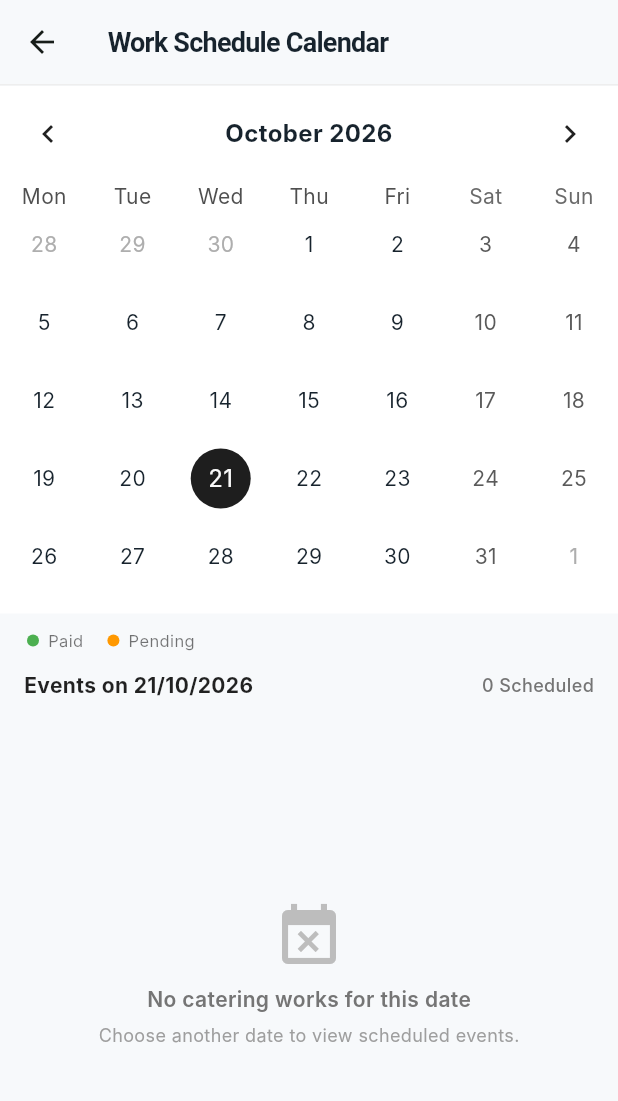
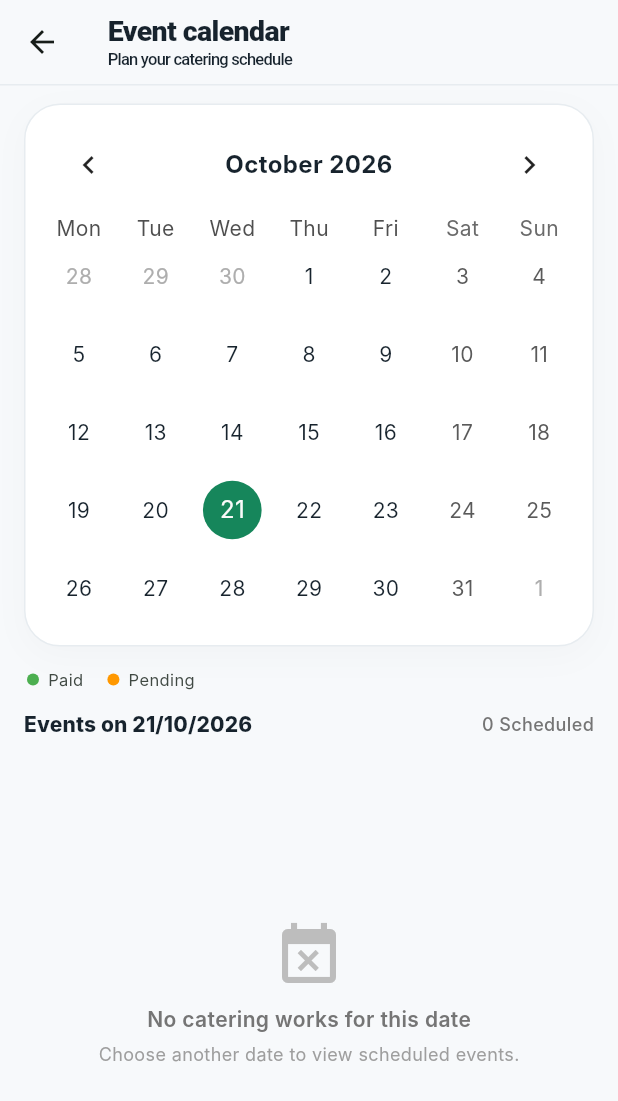
Before and after one commit to jasmalll/CaterPro-Web, a Flutter app: the screen it shows after launch, after a tap on the "calendar month" icon, on a phone screen of 412 x 824 dp. Shown: the top 1101 px of the screen. Run offline on Flutter 3.47's test engine with Material 3 defaults, Android fonts, the phone set to English and light mode, and no system bars; drawn by our look-alikes of table_calendar; our stand-ins replace file_picker, flutter_local_notifications, hive_flutter, pdf, printing, share_plus and 1 more; accounts and stored records are empty; Roboto replaces fonts that are missing (Inter).

Commit message:
Refresh all CaterPro pages with premium UI

```diff
--- a/lib/screens/calendar_page.dart
+++ b/lib/screens/calendar_page.dart
@@ -33,23 +33,33 @@ class _CalendarPageState extends State<CalendarPage> {
     return Scaffold(
       backgroundColor: Theme.of(context).scaffoldBackgroundColor,
       appBar: AppBar(
-        title: const Text(
-          'Work Schedule Calendar',
-          style: TextStyle(fontWeight: FontWeight.bold, fontSize: 18),
+        title: const Column(
+          crossAxisAlignment: CrossAxisAlignment.start,
+          children: [
+            Text('Event calendar', style: TextStyle(fontWeight: FontWeight.w800, fontSize: 19, letterSpacing: -0.4)),
+            SizedBox(height: 2),
+            Text('Plan your catering schedule', style: TextStyle(fontWeight: FontWeight.w500, fontSize: 11)),
+          ],
         ),
         backgroundColor: Theme.of(context).scaffoldBackgroundColor,
         foregroundColor: Theme.of(context).colorScheme.onSurface,
         elevation: 0,
         bottom: PreferredSize(
           preferredSize: const Size.fromHeight(1),
-          child: Container(color: Colors.grey.shade200, height: 1),
+          child: Container(color: Theme.of(context).dividerColor, height: 1),
         ),
       ),
       body: Column(
         children: [
           Container(
-            color: Theme.of(context).cardColor,
-            padding: const EdgeInsets.only(bottom: 12),
+            margin: const EdgeInsets.fromLTRB(16, 12, 16, 4),
+            padding: const EdgeInsets.fromLTRB(10, 8, 10, 12),
+            decoration: BoxDecoration(
+              color: Theme.of(context).cardColor,
+              borderRadius: BorderRadius.circular(24),
+              border: Border.all(color: Theme.of(context).dividerColor),
+              boxShadow: [BoxShadow(color: Colors.black.withOpacity(Theme.of(context).brightness == Brightness.dark ? 0 : 0.025), blurRadius: 18, offset: const Offset(0, 6))],
+            ),
             child: TableCalendar(
               firstDay: DateTime.utc(2025, 1, 1),
               lastDay: DateTime.utc(2030, 12, 31),
@@ -64,16 +74,16 @@ class _CalendarPageState extends State<CalendarPage> {
               ),
               calendarStyle: CalendarStyle(
                 todayDecoration: BoxDecoration(
-                  color: Colors.grey.shade300,
+                  color: Theme.of(context).colorScheme.primary.withOpacity(0.12),
                   shape: BoxShape.circle,
                 ),
-                todayTextStyle: const TextStyle(color: Colors.black, fontWeight: FontWeight.bold),
-                selectedDecoration: const BoxDecoration(
-                  color: Color(0xFF1E1E1E),
+                todayTextStyle: TextStyle(color: Theme.of(context).colorScheme.primary, fontWeight: FontWeight.bold),
+                selectedDecoration: BoxDecoration(
+                  color: Theme.of(context).colorScheme.primary,
                   shape: BoxShape.circle,
                 ),
                 markerDecoration: const BoxDecoration(
-                  color: Colors.orange,
+                  color: const Color(0xFFD99A35),
                   shape: BoxShape.circle,
                 ),
               ),
@@ -94,11 +104,11 @@ class _CalendarPageState extends State<CalendarPage> {
               children: [
                 Container(width: 8, height: 8, decoration: const BoxDecoration(color: Colors.green, shape: BoxShape.circle)),
                 const SizedBox(width: 6),
-                const Text('Paid', style: TextStyle(fontSize: 11, color: Colors.black54)),
+                Text('Paid', style: TextStyle(fontSize: 11, color: Theme.of(context).colorScheme.onSurfaceVariant)),
                 const SizedBox(width: 16),
                 Container(width: 8, height: 8, decoration: const BoxDecoration(color: Colors.orange, shape: BoxShape.circle)),
                 const SizedBox(width: 6),
-                const Text('Pending', style: TextStyle(fontSize: 11, color: Colors.black54)),
+                Text('Pending', style: TextStyle(fontSize: 11, color: Theme.of(context).colorScheme.onSurfaceVariant)),
               ],
             ),
           ),
@@ -110,7 +120,7 @@ class _CalendarPageState extends State<CalendarPage> {
               children: [
                 Text(
                   'Events on ${_selectedDay?.day ?? ""}/${_selectedDay?.month ?? ""}/${_selectedDay?.year ?? ""}',
-                  style: const TextStyle(fontSize: 14, fontWeight: FontWeight.bold, color: Colors.black87),
+                  style: Theme.of(context).textTheme.titleSmall?.copyWith(fontSize: 14, fontWeight: FontWeight.w800),
                 ),
                 Text(
                   '${selectedWorks.length} Scheduled',
@@ -144,17 +154,17 @@ class _CalendarPageState extends State<CalendarPage> {
                         decoration: BoxDecoration(
                           color: Theme.of(context).cardColor,
                           borderRadius: BorderRadius.circular(18),
-                          border: Border.all(color: const Color(0xFFE8EAEE)),
+                          border: Border.all(color: Theme.of(context).dividerColor),
                         ),
                         child: Row(
                           children: [
                             Container(
                               padding: const EdgeInsets.all(8),
                               decoration: BoxDecoration(
-                                color: Colors.grey.shade100,
+                                color: Theme.of(context).colorScheme.primary.withOpacity(0.09),
                                 shape: BoxShape.circle,
                               ),
-                              child: const Icon(Icons.outdoor_grill_outlined, size: 18),
+                              child: Icon(Icons.outdoor_grill_outlined, size: 18, color: Theme.of(context).colorScheme.primary),
                             ),
                             const SizedBox(width: 12),
                             Expanded(
@@ -163,7 +173,7 @@ class _CalendarPageState extends State<CalendarPage> {
                                 children: [
                                   Text(
                                     item.venue,
-                                    style: const TextStyle(fontWeight: FontWeight.bold, fontSize: 13.5),
+                                    style: Theme.of(context).textTheme.titleSmall?.copyWith(fontWeight: FontWeight.w800, fontSize: 13.5),
                                   ),
                                   Text(
                                     item.location,
@@ -177,7 +187,7 @@ class _CalendarPageState extends State<CalendarPage> {
                               children: [
                                 Text(
                                   '₹ ${item.amount.toStringAsFixed(0)}',
-                                  style: const TextStyle(fontWeight: FontWeight.bold, fontSize: 13.5),
+                                  style: Theme.of(context).textTheme.titleSmall?.copyWith(fontWeight: FontWeight.w800, fontSize: 13.5),
                                 ),
                                 Text(
                                   item.status,
--- a/lib/screens/expenses_page.dart
+++ b/lib/screens/expenses_page.dart
@@ -52,7 +52,7 @@ class _ExpensesPageState extends State<ExpensesPage> {
     return Scaffold(
       backgroundColor: Theme.of(context).scaffoldBackgroundColor,
       floatingActionButton: FloatingActionButton.extended(
-        backgroundColor: const Color(0xFF1E1E1E),
+        backgroundColor: const Color(0xFF16865B),
         icon: const Icon(Icons.add, color: Colors.white),
         label: const Text('Add Expense', style: TextStyle(color: Colors.white, fontWeight: FontWeight.bold)),
         onPressed: () => _showAddExpenseSheet(context),
@@ -71,7 +71,7 @@ class _ExpensesPageState extends State<ExpensesPage> {
                   Container(
                     padding: const EdgeInsets.all(6),
                     decoration: BoxDecoration(
-                      color: Colors.black.withOpacity(0.04),
+                      color: Theme.of(context).colorScheme.primary.withOpacity(0.09),
                       shape: BoxShape.circle,
                     ),
                     child: const Icon(Icons.account_balance_wallet_outlined, size: 20, color: Colors.black87),
@@ -115,7 +115,7 @@ class _ExpensesPageState extends State<ExpensesPage> {
                       decoration: BoxDecoration(
                         color: Theme.of(context).cardColor,
                         borderRadius: BorderRadius.circular(20),
-                        border: Border.all(color: Colors.grey.shade300),
+                        border: Border.all(color: Theme.of(context).dividerColor),
                       ),
                       child: Row(
                         mainAxisSize: MainAxisSize.min,
@@ -143,8 +143,8 @@ class _ExpensesPageState extends State<ExpensesPage> {
                       height: 46,
                       decoration: BoxDecoration(
                         color: Theme.of(context).cardColor,
-                        borderRadius: BorderRadius.circular(18),
-                        border: Border.all(color: const Color(0xFFE8EAEE)),
+                        borderRadius: BorderRadius.circular(16),
+                        border: Border.all(color: Theme.of(context).dividerColor),
                       ),
                       child: TextField(
                         controller: _searchController,
@@ -166,7 +166,7 @@ class _ExpensesPageState extends State<ExpensesPage> {
                     decoration: BoxDecoration(
                       color: Theme.of(context).cardColor,
                       borderRadius: BorderRadius.circular(18),
-                      border: Border.all(color: const Color(0xFFE8EAEE)),
+                      border: Border.all(color: Theme.of(context).dividerColor),
                     ),
                     child: const Icon(Icons.tune_rounded, color: Colors.black87, size: 20),
                   ),
@@ -187,7 +187,7 @@ class _ExpensesPageState extends State<ExpensesPage> {
                         child: Container(
                           padding: const EdgeInsets.symmetric(horizontal: 18, vertical: 8),
                           decoration: BoxDecoration(
-                            color: isSelected ? const Color(0xFF1E1E1E) : Theme.of(context).cardColor,
+                            color: isSelected ? Theme.of(context).colorScheme.primary : Theme.of(context).cardColor,
                             borderRadius: BorderRadius.circular(20),
                             border: Border.all(
                               color: isSelected ? Colors.transparent : Colors.grey.shade300,
@@ -198,7 +198,7 @@ class _ExpensesPageState extends State<ExpensesPage> {
                             style: TextStyle(
                               fontSize: 12,
                               fontWeight: FontWeight.w600,
-                              color: isSelected ? Colors.white : Colors.black87,
+                              color: isSelected ? Colors.white : Theme.of(context).colorScheme.onSurface,
                             ),
                           ),
                         ),
@@ -286,7 +286,7 @@ class _ExpensesPageState extends State<ExpensesPage> {
       decoration: BoxDecoration(
         color: Theme.of(context).cardColor,
         borderRadius: BorderRadius.circular(18),
-        border: Border.all(color: const Color(0xFFE8EAEE)),
+        border: Border.all(color: Theme.of(context).dividerColor),
       ),
       child: Column(
         crossAxisAlignment: CrossAxisAlignment.start,
@@ -332,7 +332,7 @@ class _ExpensesPageState extends State<ExpensesPage> {
       decoration: BoxDecoration(
         color: Theme.of(context).cardColor,
         borderRadius: BorderRadius.circular(16),
-        border: Border.all(color: const Color(0xFFE8EAEE)),
+        border: Border.all(color: Theme.of(context).dividerColor),
       ),
       child: Row(
         crossAxisAlignment: CrossAxisAlignment.center,
@@ -625,7 +625,7 @@ class _ExpensesPageState extends State<ExpensesPage> {
                   width: double.infinity,
                   height: 48,
                   child: ElevatedButton(
-                    style: ElevatedButton.styleFrom(backgroundColor: const Color(0xFF1E1E1E)),
+                    style: ElevatedButton.styleFrom(backgroundColor: Theme.of(context).colorScheme.primary, foregroundColor: Colors.white),
                     onPressed: () {
                       if (titleController.text.trim().isEmpty) return;
 
@@ -806,7 +806,7 @@ class _ExpensesPageState extends State<ExpensesPage> {
                   width: double.infinity,
                   height: 48,
                   child: ElevatedButton(
-                    style: ElevatedButton.styleFrom(backgroundColor: const Color(0xFF1E1E1E)),
+                    style: ElevatedButton.styleFrom(backgroundColor: Theme.of(context).colorScheme.primary, foregroundColor: Colors.white),
                     onPressed: () {
                       final amount = double.tryParse(amountController.text) ?? expense.amount;
                       final finalCat = (isCustom && customCatController.text.trim().isNotEmpty)
--- a/lib/screens/works_page.dart
+++ b/lib/screens/works_page.dart
@@ -48,7 +48,7 @@ class _WorksPageState extends State<WorksPage> {
     return Scaffold(
       backgroundColor: Theme.of(context).scaffoldBackgroundColor,
       floatingActionButton: FloatingActionButton.extended(
-        backgroundColor: const Color(0xFF1E1E1E),
+        backgroundColor: const Color(0xFF16865B),
         icon: const Icon(Icons.add, color: Colors.white),
         label: const Text('Add Work', style: TextStyle(color: Colors.white, fontWeight: FontWeight.bold)),
         onPressed: () => _showAddWorkSheet(context),
@@ -67,7 +67,7 @@ class _WorksPageState extends State<WorksPage> {
                   Container(
                     padding: const EdgeInsets.all(6),
                     decoration: BoxDecoration(
-                      color: Colors.black.withOpacity(0.04),
+                      color: Theme.of(context).colorScheme.primary.withOpacity(0.09),
                       shape: BoxShape.circle,
                     ),
                     child: const Icon(Icons.work_outline_rounded, size: 20, color: Colors.black87),
@@ -111,7 +111,7 @@ class _WorksPageState extends State<WorksPage> {
                       decoration: BoxDecoration(
                         color: Theme.of(context).cardColor,
                         borderRadius: BorderRadius.circular(20),
-                        border: Border.all(color: Colors.grey.shade300),
+                        border: Border.all(color: Theme.of(context).dividerColor),
                       ),
                       child: Row(
                         mainAxisSize: MainAxisSize.min,
@@ -139,8 +139,8 @@ class _WorksPageState extends State<WorksPage> {
                       height: 46,
                       decoration: BoxDecoration(
                         color: Theme.of(context).cardColor,
-                        borderRadius: BorderRadius.circular(18),
-                        border: Border.all(color: const Color(0xFFE8EAEE)),
+                        borderRadius: BorderRadius.circular(16),
+                        border: Border.all(color: Theme.of(context).dividerColor),
                       ),
                       child: TextField(
                         controller: _searchController,
@@ -162,7 +162,7 @@ class _WorksPageState extends State<WorksPage> {
                     decoration: BoxDecoration(
                       color: Theme.of(context).cardColor,
                       borderRadius: BorderRadius.circular(18),
-                      border: Border.all(color: const Color(0xFFE8EAEE)),
+                      border: Border.all(color: Theme.of(context).dividerColor),
                     ),
                     child: const Icon(Icons.tune_rounded, color: Colors.black87, size: 20),
                   ),
@@ -183,7 +183,7 @@ class _WorksPageState extends State<WorksPage> {
                         child: Container(
                           padding: const EdgeInsets.symmetric(horizontal: 18, vertical: 8),
                           decoration: BoxDecoration(
-                            color: isSelected ? const Color(0xFF1E1E1E) : Theme.of(context).cardColor,
+                            color: isSelected ? Theme.of(context).colorScheme.primary : Theme.of(context).cardColor,
                             borderRadius: BorderRadius.circular(20),
                             border: Border.all(
                               color: isSelected ? Colors.transparent : Colors.grey.shade300,
@@ -194,7 +194,7 @@ class _WorksPageState extends State<WorksPage> {
                             style: TextStyle(
                               fontSize: 12,
                               fontWeight: FontWeight.w600,
-                              color: isSelected ? Colors.white : Colors.black87,
+                              color: isSelected ? Colors.white : Theme.of(context).colorScheme.onSurface,
                             ),
                           ),
                         ),
@@ -282,7 +282,7 @@ class _WorksPageState extends State<WorksPage> {
       decoration: BoxDecoration(
         color: Theme.of(context).cardColor,
         borderRadius: BorderRadius.circular(18),
-        border: Border.all(color: const Color(0xFFE8EAEE)),
+        border: Border.all(color: Theme.of(context).dividerColor),
       ),
       child: Column(
         crossAxisAlignment: CrossAxisAlignment.start,
@@ -324,7 +324,7 @@ class _WorksPageState extends State<WorksPage> {
       decoration: BoxDecoration(
         color: Theme.of(context).cardColor,
         borderRadius: BorderRadius.circular(16),
-        border: Border.all(color: const Color(0xFFE8EAEE)),
+        border: Border.all(color: Theme.of(context).dividerColor),
       ),
       child: Column(
         crossAxisAlignment: CrossAxisAlignment.start,
@@ -786,7 +786,7 @@ class _WorksPageState extends State<WorksPage> {
                   width: double.infinity,
                   height: 48,
                   child: ElevatedButton(
-                    style: ElevatedButton.styleFrom(backgroundColor: const Color(0xFF1E1E1E)),
+                    style: ElevatedButton.styleFrom(backgroundColor: Theme.of(context).colorScheme.primary, foregroundColor: Colors.white),
                     onPressed: () {
                       if (venueController.text.trim().isEmpty) return;
 
@@ -1019,7 +1019,7 @@ class _WorksPageState extends State<WorksPage> {
                   width: double.infinity,
                   height: 48,
                   child: ElevatedButton(
-                    style: ElevatedButton.styleFrom(backgroundColor: const Color(0xFF1E1E1E)),
+                    style: ElevatedButton.styleFrom(backgroundColor: Theme.of(context).colorScheme.primary, foregroundColor: Colors.white),
                     onPressed: () {
                       final total = double.tryParse(amountController.text) ?? work.amount;
                       final received = double.tryParse(advanceController.text) ?? (work.amount - work.balance);
```
Also changed, not shown: PRO-REDESIGN-UPDATE.txt (added, +12 -0 lines).
